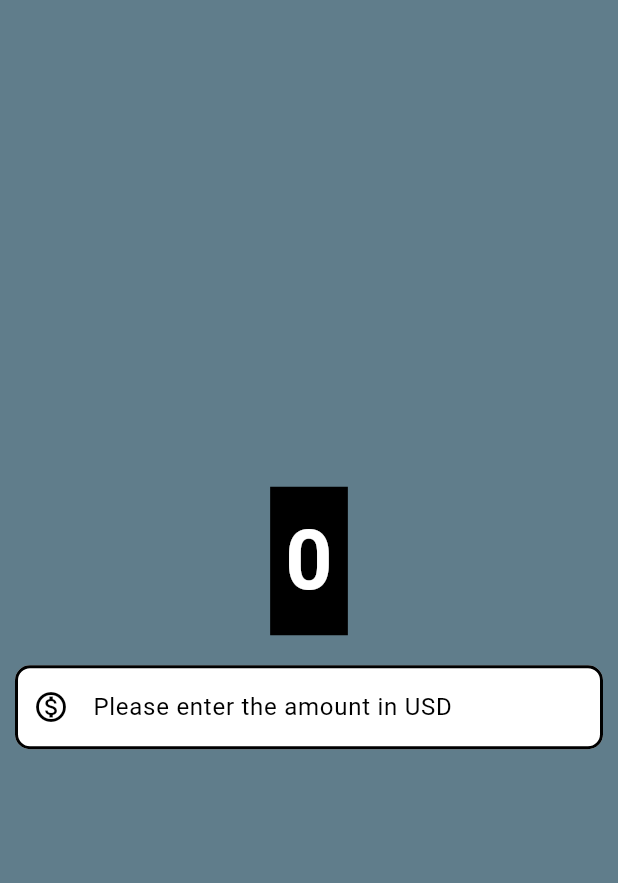
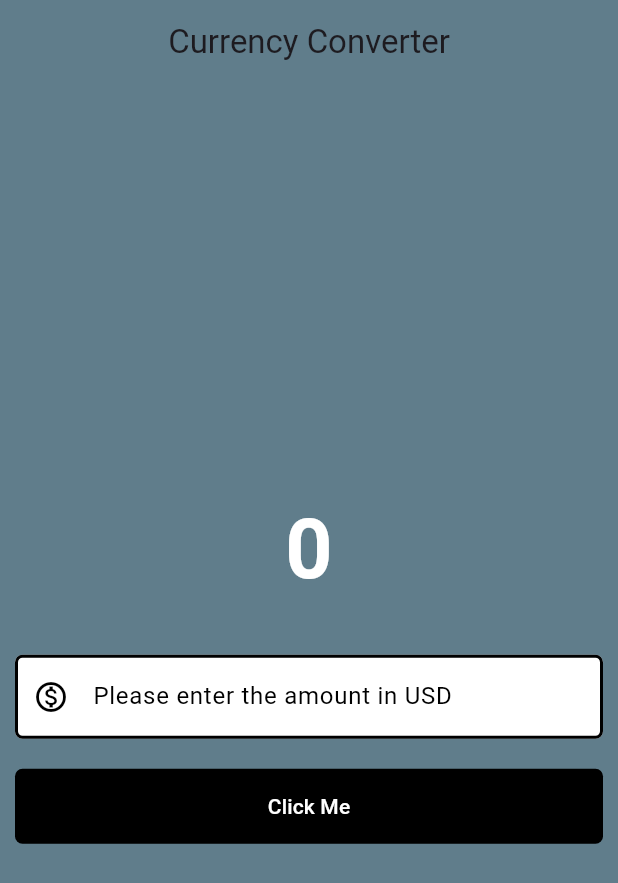
Before and after one commit to donkennie/currency_converter, a Flutter app: the screen it shows after launch, on a phone screen of 412 x 824 dp. Shown: the top 883 px of the screen. Run offline on Flutter 3.47's test engine with Material 3 defaults, Android fonts, the phone set to English and light mode, and no system bars.

```diff
--- a/lib/currency_converter_material_page.dart
+++ b/lib/currency_converter_material_page.dart
@@ -1,3 +1,4 @@
+import 'package:flutter/foundation.dart';
 import 'package:flutter/material.dart';
 
 class CurrencyConverterMaterialPage extends StatelessWidget {
@@ -5,13 +6,25 @@ class CurrencyConverterMaterialPage extends StatelessWidget {
 
   @override
   Widget build(BuildContext context) {
+
+    int result = 0;
+    final TextEditingController textEditingController = TextEditingController();
+
     final border = OutlineInputBorder(
       borderSide: const BorderSide(width: 2.0, style: BorderStyle.solid),
-      borderRadius: BorderRadius.circular(10),
+      borderRadius: BorderRadius.circular(5),
     );
 
     return Scaffold(
       backgroundColor: Colors.blueGrey,
+      appBar: AppBar(
+        backgroundColor: Colors.blueGrey,
+        elevation: 0,
+        title: const Text(
+          'Currency Converter',
+        ),
+        centerTitle: true,
+      ),
       body: Center(
         child: Column(
           mainAxisAlignment: MainAxisAlignment.center,
@@ -19,7 +32,6 @@ class CurrencyConverterMaterialPage extends StatelessWidget {
             Container(
               padding: const EdgeInsets.all(10),
               margin: const EdgeInsets.all(10),
-              color: Colors.black,
               child: const Text(
                 '0',
                 style: TextStyle(
@@ -32,6 +44,7 @@ class CurrencyConverterMaterialPage extends StatelessWidget {
             Container(
               padding: const EdgeInsets.all(10),
               child: TextField(
+                controller: textEditingController,
                 style: const TextStyle(color: Colors.black),
                 decoration: InputDecoration(
                   hintText: 'Please enter the amount in USD',
@@ -48,6 +61,24 @@ class CurrencyConverterMaterialPage extends StatelessWidget {
                 ),
               ),
             ),
+
+            Padding(
+              padding: const EdgeInsets.all(10.0),
+              child: TextButton(
+                onPressed: () {
+                  print(textEditingController);
+                },
+                style: TextButton.styleFrom(
+                  backgroundColor: Colors.black,
+                  foregroundColor: Colors.white,
+                  minimumSize: const Size(double.infinity, 50),
+                  shape: RoundedRectangleBorder(
+                    borderRadius: BorderRadius.all(Radius.circular(5)),
+                  ),
+                ),
+                child: const Text('Click Me'),
+              ),
+            ),
           ],
         ),
       ),
```
